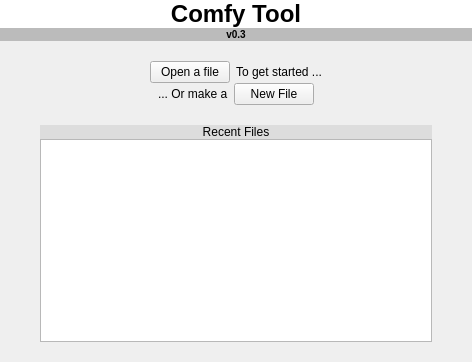
Old version of the form tab_home.ui in the repository ComfyKernel/comfytool.
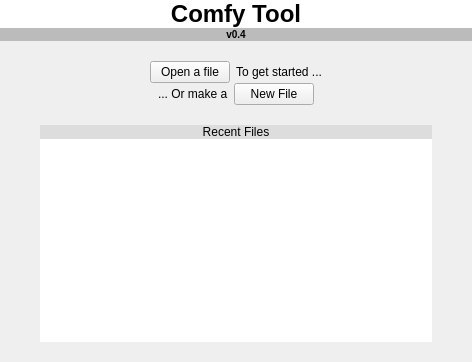
New version of the form.

Commit message: Version bumped to 0.4, tweaked some styles and started work on a CAF viewer / extractor

```diff
--- a/tab_home.ui
+++ b/tab_home.ui
@@ -63,7 +63,7 @@
       <string notr="true">background-color: #BBBBBB</string>
      </property>
      <property name="text">
-      <string>&lt;h5&gt;v0.3&lt;/h5&gt;</string>
+      <string>&lt;h5&gt;v0.4&lt;/h5&gt;</string>
      </property>
      <property name="alignment">
       <set>Qt::AlignCenter</set>
@@ -237,7 +237,14 @@
        </widget>
       </item>
       <item>
-       <widget class="QListWidget" name="lw_recent"/>
+       <widget class="QListWidget" name="lw_recent">
+        <property name="styleSheet">
+         <string notr="true">background-color: #FFFFFF</string>
+        </property>
+        <property name="frameShape">
+         <enum>QFrame::NoFrame</enum>
+        </property>
+       </widget>
       </item>
      </layout>
     </widget>
```
Left out of the diff: 2 changed lines with no effect on the pictures. The commit also changes 8 other files.
